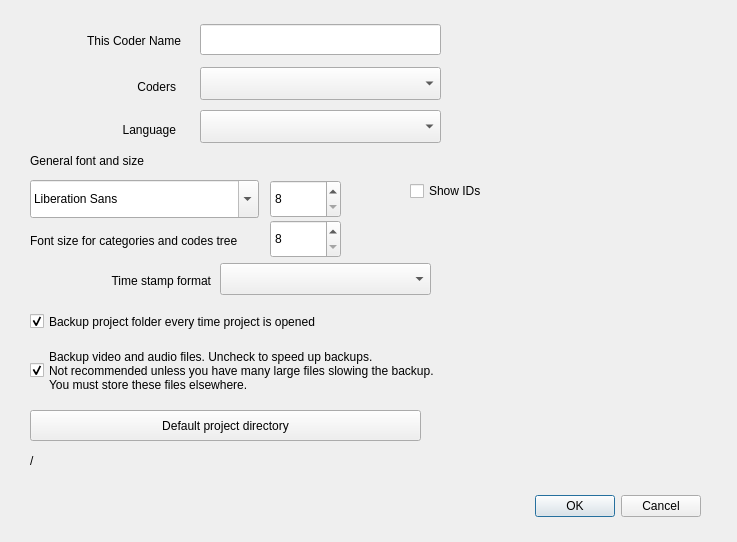
Qt form GUI_UIs/ui_dialog_settings.ui (ccbogel/QualCoder) before a commit.
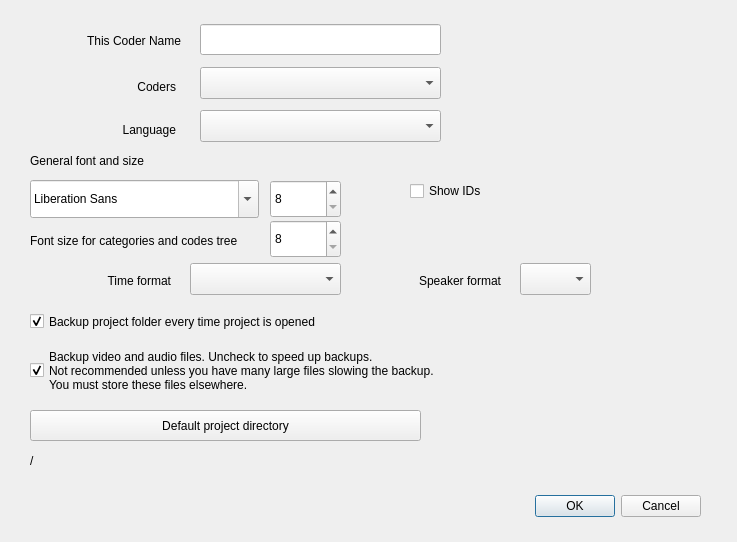
The same form after that commit.

Diff of the .ui file:
```diff
--- a/GUI_UIs/ui_dialog_settings.ui
+++ b/GUI_UIs/ui_dialog_settings.ui
@@ -158,7 +158,7 @@
      <x>200</x>
      <y>67</y>
      <width>241</width>
-     <height>33</height>
+     <height>32</height>
     </rect>
    </property>
   </widget>
@@ -219,7 +219,7 @@
      <x>200</x>
      <y>110</y>
      <width>241</width>
-     <height>33</height>
+     <height>32</height>
     </rect>
    </property>
    <property name="toolTip">
@@ -263,14 +263,14 @@
   <widget class="QLabel" name="label_5">
    <property name="geometry">
     <rect>
-     <x>10</x>
+     <x>30</x>
      <y>270</y>
-     <width>201</width>
+     <width>141</width>
      <height>21</height>
     </rect>
    </property>
    <property name="text">
-    <string>Time stamp format</string>
+    <string>Time format</string>
    </property>
    <property name="alignment">
     <set>Qt::AlignRight|Qt::AlignTrailing|Qt::AlignVCenter</set>
@@ -279,9 +279,35 @@
   <widget class="QComboBox" name="comboBox_timestamp">
    <property name="geometry">
     <rect>
-     <x>220</x>
+     <x>190</x>
      <y>263</y>
-     <width>211</width>
+     <width>151</width>
+     <height>32</height>
+    </rect>
+   </property>
+  </widget>
+  <widget class="QLabel" name="label_6">
+   <property name="geometry">
+    <rect>
+     <x>350</x>
+     <y>270</y>
+     <width>151</width>
+     <height>21</height>
+    </rect>
+   </property>
+   <property name="text">
+    <string>Speaker format</string>
+   </property>
+   <property name="alignment">
+    <set>Qt::AlignRight|Qt::AlignTrailing|Qt::AlignVCenter</set>
+   </property>
+  </widget>
+  <widget class="QComboBox" name="comboBox">
+   <property name="geometry">
+    <rect>
+     <x>520</x>
+     <y>263</y>
+     <width>71</width>
      <height>32</height>
     </rect>
    </property>
```
Left out of the diff: 1 changed line with no effect on the pictures.
